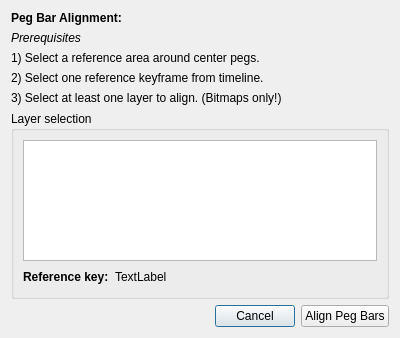
Qt form app/ui/pegbaralignmentdialog.ui (pencil2d/pencil) before a commit.
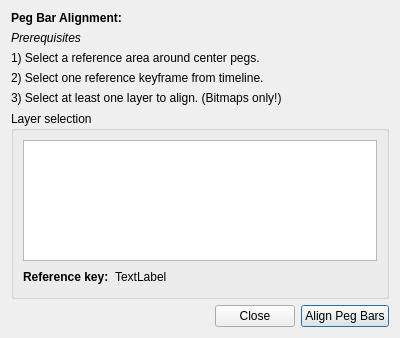
The same form after that commit. Icons and pictures are not drawn.

Commit message: Close dialog bug fixed. Button and message text changed.

```diff
--- a/app/ui/pegbaralignmentdialog.ui
+++ b/app/ui/pegbaralignmentdialog.ui
@@ -141,7 +141,10 @@
      <item>
       <widget class="QPushButton" name="btnCancel">
        <property name="text">
-        <string>Cancel</string>
+        <string>Close</string>
+       </property>
+       <property name="autoDefault">
+        <bool>false</bool>
        </property>
       </widget>
      </item>
@@ -150,6 +153,9 @@
        <property name="text">
         <string>Align Peg Bars</string>
        </property>
+       <property name="default">
+        <bool>true</bool>
+       </property>
       </widget>
      </item>
     </layout>
```
The commit also changes 3 other files.
